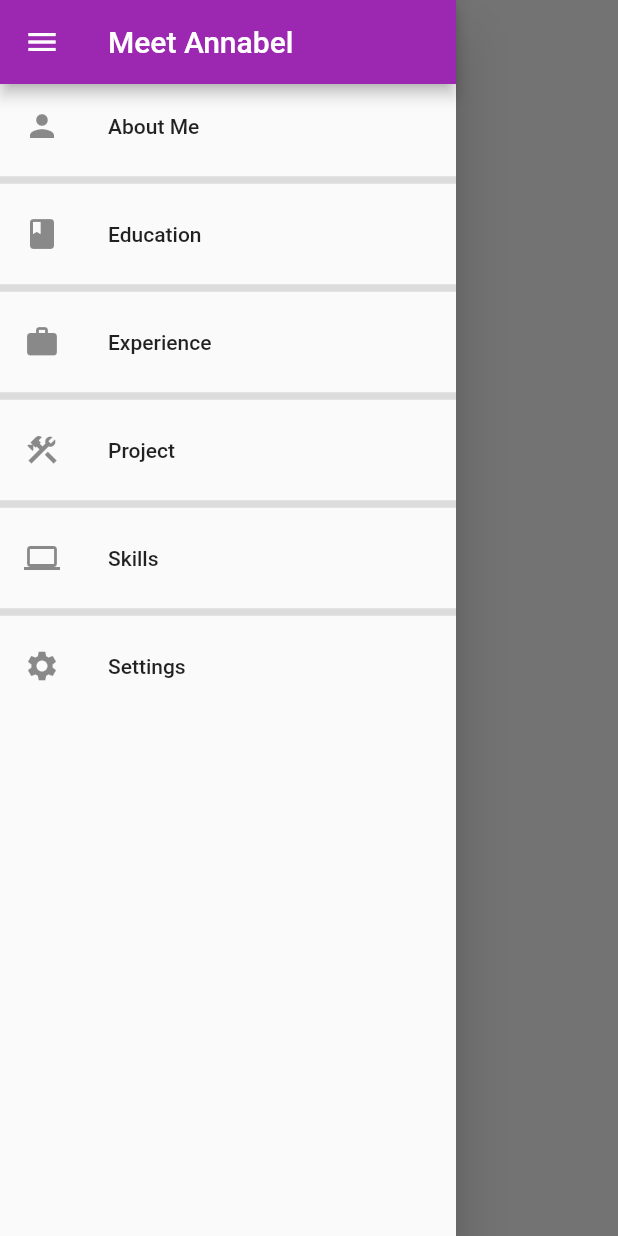
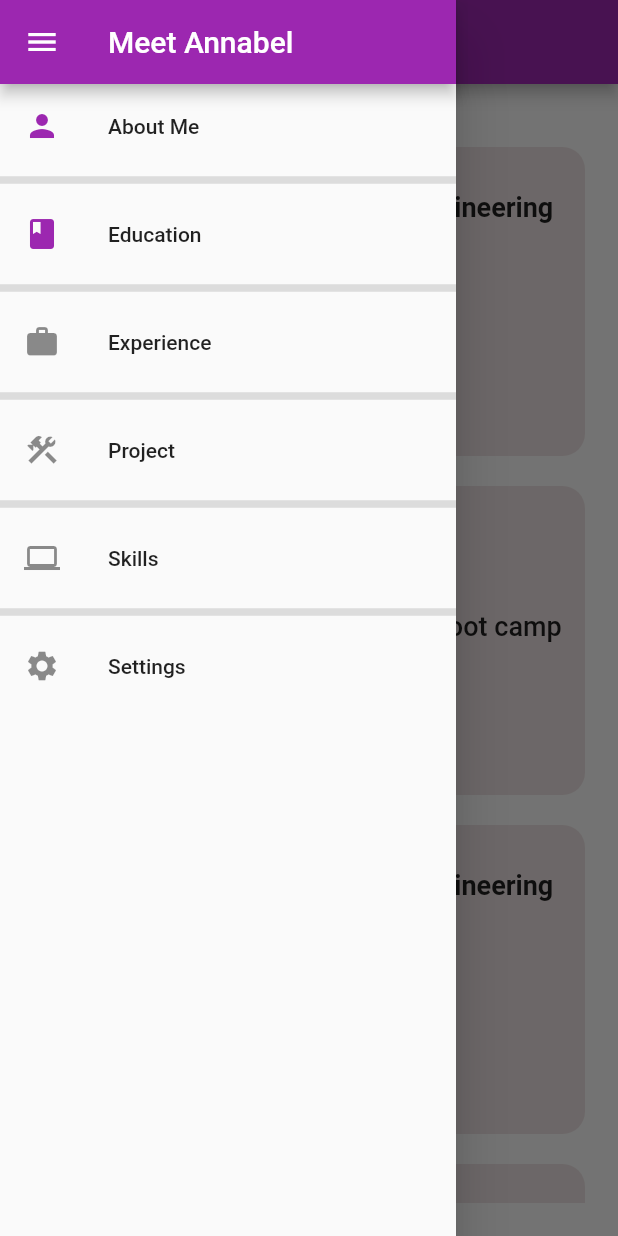
Before and after one commit to annabel-ilo/hngi9-myresumeapp, a Flutter app: the Education screen opened by its route, with the side drawer open, on a phone screen of 412 x 824 dp. Run offline on Flutter 3.47's test engine with Material 2 defaults, Android fonts, the light colour scheme and no system bars.

Commit message:
education done

```diff
--- a/lib/Screens/about _me.dart
+++ b/lib/Screens/about_me.dart
@@ -11,9 +11,10 @@ class AboutMe extends StatefulWidget {
 }
 
 class _AboutMeState extends State<AboutMe> {
-  final Uri _twitter= Uri.parse('https://twitter.com/bluebunny402');
-  String _emailAddress = 'annabelilo2017@gmail.com';
-  final Uri _linkedIn = Uri.parse('https://www.linkedin.com/in/chidiebere-ilo-14b2461a6/');
+  final Uri _twitter = Uri.parse('https://twitter.com/bluebunny402');
+  final String _emailAddress = 'annabelilo2017@gmail.com';
+  final Uri _linkedIn =
+      Uri.parse('https://www.linkedin.com/in/chidiebere-ilo-14b2461a6/');
   final Uri _git = Uri.parse('https://github.com/annabel-ilo');
 
   Future<void> twitterLink(Uri fbkLink) async {
@@ -24,7 +25,8 @@ class _AboutMeState extends State<AboutMe> {
       throw 'Could not launch $_twitter';
     }
   }
-   Future<void> linkedInLink(Uri fbkLink) async {
+
+  Future<void> linkedInLink(Uri fbkLink) async {
     if (!await launchUrl(
       _linkedIn,
       mode: LaunchMode.externalApplication,
@@ -32,7 +34,8 @@ class _AboutMeState extends State<AboutMe> {
       throw 'Could not launch $_linkedIn';
     }
   }
-   Future<void> gitLink(Uri fbkLink) async {
+
+  Future<void> gitLink(Uri fbkLink) async {
     if (!await launchUrl(
       _git,
       mode: LaunchMode.externalApplication,
@@ -45,12 +48,13 @@ class _AboutMeState extends State<AboutMe> {
     final Uri launchUri = Uri(scheme: 'mailto', path: email);
     await launchUrl(launchUri);
   }
+
   @override
   Widget build(BuildContext context) {
     var size = MediaQuery.of(context).size;
     return Scaffold(
-      bottomNavigationBar: Container(
-        height: size.height /7,
+      bottomNavigationBar: SizedBox(
+        height: size.height / 7,
         child: Column(
           children: [
             Container(
@@ -67,17 +71,21 @@ class _AboutMeState extends State<AboutMe> {
               mainAxisAlignment: MainAxisAlignment.spaceEvenly,
               children: [
                 TextButton(
-                  onPressed:() => twitterLink(_twitter),
-                  child: Socials(child: Image.asset('assets/images/twitterIcon.png'))),
+                    onPressed: () => twitterLink(_twitter),
+                    child: Socials(
+                        child: Image.asset('assets/images/twitterIcon.png'))),
                 TextButton(
-                  onPressed: ()=> linkedInLink(_linkedIn),
-                  child: Socials(child: Image.asset('assets/images/linkedIn.png'))),
+                    onPressed: () => linkedInLink(_linkedIn),
+                    child: Socials(
+                        child: Image.asset('assets/images/linkedIn.png'))),
                 TextButton(
-                  onPressed: ()=>_sendEmail(_emailAddress),
-                  child: Socials(child: Image.asset('assets/images/gmailIcon.png'))),
+                    onPressed: () => _sendEmail(_emailAddress),
+                    child: Socials(
+                        child: Image.asset('assets/images/gmailIcon.png'))),
                 TextButton(
-                  onPressed: ()=> gitLink(_git),
-                  child: Socials(child: Image.asset('assets/images/gitIcon.png'))),
+                    onPressed: () => gitLink(_git),
+                    child: Socials(
+                        child: Image.asset('assets/images/gitIcon.png'))),
               ],
             ),
           ],
--- a/lib/Screens/education.dart
+++ b/lib/Screens/education.dart
@@ -7,14 +7,107 @@ class Education extends StatelessWidget {
 
   @override
   Widget build(BuildContext context) {
-    return const Scaffold(
-      drawer: AppDrawer(),
+    return Scaffold(
+      drawer: const AppDrawer(),
+      appBar: AppBar(
+        title: const Text('Education'),
+      ),
       body: SafeArea(
-
-        child: Center(
-          child: Text('education page'),
+        child: Padding(
+          padding: const EdgeInsets.all(22.0),
+          child:  ListView(
+            children:const [
+               TextContainer(
+                text1: "AltSchool Africa - School of Engineering",
+                text2: "Cloud Engineering",
+                text3: "APR 2021 - PRESENT ",
+              ),
+              TextContainer(
+                text1: "The App Brewery",
+                text2: "Complete Flutter Development Boot camp with Dart",
+                text3: "APR 2021 - DEC2021",
+              ),
+               TextContainer(
+                text1: "AltSchool Africa - School of Engineering",
+                text2: "Cloud Engineering",
+                text3: "APR 2021 - DEC2021",
+              ),
+               TextContainer(
+                text1: "Flutter & Dart - The Complete Flutter App Development",
+                text2: "Udemy",
+                text3: "APR 2021 - PRESENT ",
+              ),
+               TextContainer(
+                text1: "Zuri / Ingressive for Good",
+                text2: "Mobile Development with Kotlin",
+                text3: "MAR 2021 - JUL2021      ",
+              ),
+               TextContainer(
+                text1: "Federal Polytechnic Oko-Anambra",
+                text2: "HND. Insurance",
+                text3: "2015 - 2017",
+              ),
+            ],
+          ),
         ),
       ),
     );
   }
 }
+
+class TextContainer extends StatelessWidget {
+  const TextContainer({
+    Key? key,
+    required this.text1,
+    required this.text2,
+    required this.text3,
+  }) : super(key: key);
+
+  final String text1;
+  final String text2;
+  final String text3;
+
+  @override
+  Widget build(BuildContext context) {
+    var size = MediaQuery.of(context).size;
+    return Container(
+      height: size.height / 4,
+      width: size.width,
+      margin: const EdgeInsets.only(top: 20),
+      padding: const EdgeInsets.all(8),
+      child: Column(
+        mainAxisAlignment: MainAxisAlignment.spaceAround,
+        crossAxisAlignment: CrossAxisAlignment.center,
+        children: [
+          Text(
+            text1,
+            textAlign: TextAlign.center,
+            style: const TextStyle(
+              fontSize: 18,
+              fontWeight: FontWeight.w600,
+            ),
+          ),
+          Text(
+            text2,
+            textAlign: TextAlign.center,
+            style: const TextStyle(
+              fontSize: 18,
+              fontWeight: FontWeight.w500,
+            ),
+          ),
+          Text(
+            text3,
+            textAlign: TextAlign.center,
+            style: const TextStyle(
+              fontSize: 16,
+              fontWeight: FontWeight.w400,
+            ),
+          ),
+        ],
+      ),
+      decoration: BoxDecoration(
+          color: const Color.fromARGB(255, 236, 225, 226),
+          borderRadius: BorderRadius.circular(15)),
+    );
+  }
+}
--- a/lib/Screens/widgets/drawer.dart
+++ b/lib/Screens/widgets/drawer.dart
@@ -15,7 +15,7 @@ class AppDrawer extends StatelessWidget {
               title: const Text('Meet Annabel'),
             ),
             ListTile(
-              leading: const Icon(Icons.person),
+              leading: const Icon(Icons.person, color: Colors.purple),
               title: const Text('About Me'),
               onTap: () {
                 Navigator.of(context).pushNamed(aboutMeRoute);
@@ -23,7 +23,7 @@ class AppDrawer extends StatelessWidget {
             ),
             const Divider(thickness: 5.0),
             ListTile(
-              leading: const Icon(Icons.book),
+              leading: const Icon(Icons.book, color: Colors.purple),
               title: const Text('Education'),
               onTap: () {
                 Navigator.of(context).pushNamed(educationRoute);
--- a/lib/main.dart
+++ b/lib/main.dart
@@ -3,7 +3,7 @@ import 'package:meet_annabel/Screens/education.dart';
 import 'package:meet_annabel/Screens/settings.dart';
 import 'package:meet_annabel/Screens/skills.dart';
 
-import 'Screens/about _me.dart';
+import 'Screens/about_me.dart';
 import 'Screens/experience.dart';
 import 'Screens/projects.dart';
 import 'const/route.dart';
@@ -24,7 +24,7 @@ class MyApp extends StatelessWidget {
       theme: ThemeData(
         colorScheme: ColorScheme.fromSwatch(primarySwatch: Colors.purple)
             .copyWith(secondary: Colors.white70),
-        accentColor: Colors.amber,
+        //accentColor: Colors.amber,
       ),
       home: const AboutMe(),
       routes: {
```
